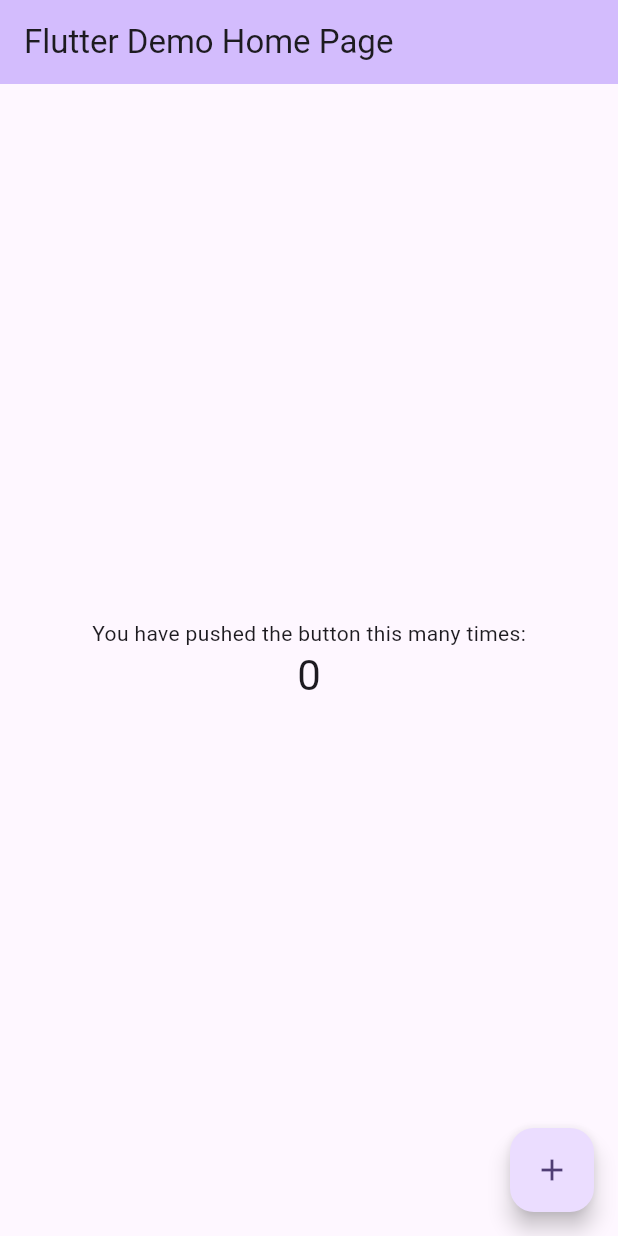
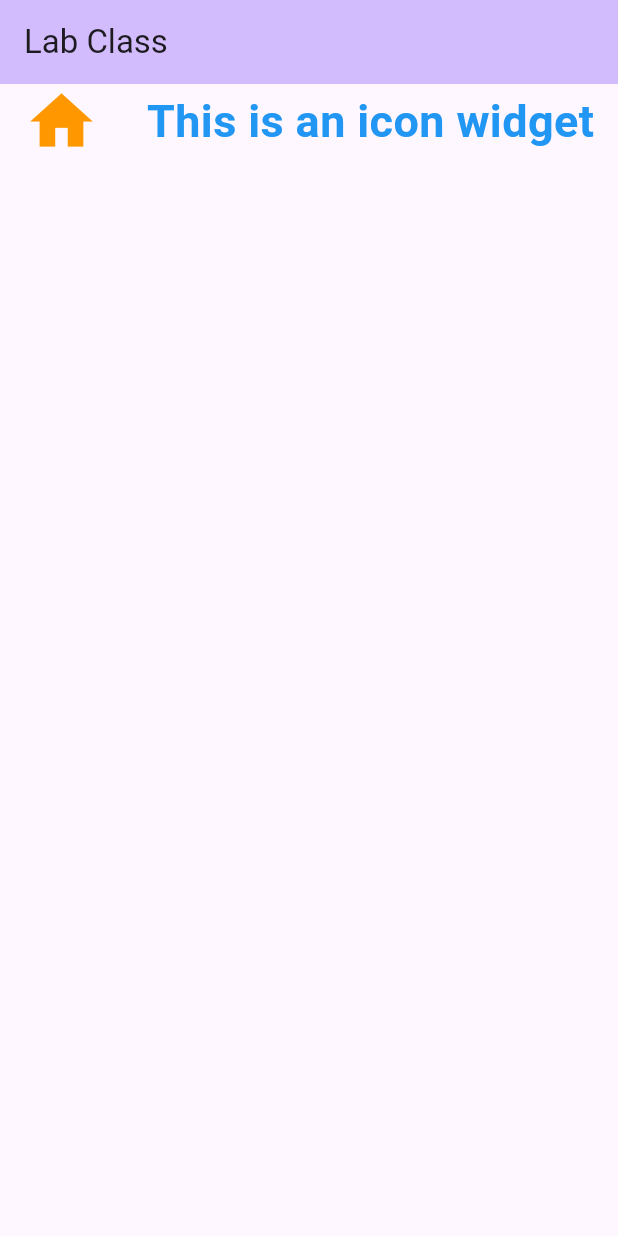
Before and after one commit to rostom17/my_app, a Flutter app: the screen it shows after launch, on a phone screen of 412 x 824 dp. Run offline on Flutter 3.47's test engine with Material 3 defaults, Android fonts, the phone set to English and light mode, and no system bars.

Commit message:
learned Row and Icon widget

```diff
--- a/lib/main.dart
+++ b/lib/main.dart
@@ -7,119 +7,48 @@ void main() {
 class MyApp extends StatelessWidget {
   const MyApp({super.key});
 
-  // This widget is the root of your application.
   @override
   Widget build(BuildContext context) {
     return MaterialApp(
+      debugShowCheckedModeBanner: false,
       title: 'Flutter Demo',
       theme: ThemeData(
-        // This is the theme of your application.
-        //
-        // TRY THIS: Try running your application with "flutter run". You'll see
-        // the application has a purple toolbar. Then, without quitting the app,
-        // try changing the seedColor in the colorScheme below to Colors.green
-        // and then invoke "hot reload" (save your changes or press the "hot
-        // reload" button in a Flutter-supported IDE, or press "r" if you used
-        // the command line to start the app).
-        //
-        // Notice that the counter didn't reset back to zero; the application
-        // state is not lost during the reload. To reset the state, use hot
-        // restart instead.
-        //
-        // This works for code too, not just values: Most code changes can be
-        // tested with just a hot reload.
         colorScheme: ColorScheme.fromSeed(seedColor: Colors.deepPurple),
         useMaterial3: true,
       ),
-      home: const MyHomePage(title: 'Flutter Demo Home Page'),
+      home: const MyHomePage(title: 'Lab Class'),
     );
   }
 }
 
-class MyHomePage extends StatefulWidget {
+class MyHomePage extends StatelessWidget {
   const MyHomePage({super.key, required this.title});
-
-  // This widget is the home page of your application. It is stateful, meaning
-  // that it has a State object (defined below) that contains fields that affect
-  // how it looks.
-
-  // This class is the configuration for the state. It holds the values (in this
-  // case the title) provided by the parent (in this case the App widget) and
-  // used by the build method of the State. Fields in a Widget subclass are
-  // always marked "final".
 
   final String title;
 
   @override
-  State<MyHomePage> createState() => _MyHomePageState();
-}
-
-class _MyHomePageState extends State<MyHomePage> {
-  int _counter = 0;
-
-  void _incrementCounter() {
-    setState(() {
-      // This call to setState tells the Flutter framework that something has
-      // changed in this State, which causes it to rerun the build method below
-      // so that the display can reflect the updated values. If we changed
-      // _counter without calling setState(), then the build method would not be
-      // called again, and so nothing would appear to happen.
-      _counter++;
-    });
-  }
-
-  @override
   Widget build(BuildContext context) {
-    // This method is rerun every time setState is called, for instance as done
-    // by the _incrementCounter method above.
-    //
-    // The Flutter framework has been optimized to make rerunning build methods
-    // fast, so that you can just rebuild anything that needs updating rather
-    // than having to individually change instances of widgets.
     return Scaffold(
       appBar: AppBar(
-        // TRY THIS: Try changing the color here to a specific color (to
-        // Colors.amber, perhaps?) and trigger a hot reload to see the AppBar
-        // change color while the other colors stay the same.
         backgroundColor: Theme.of(context).colorScheme.inversePrimary,
-        // Here we take the value from the MyHomePage object that was created by
-        // the App.build method, and use it to set our appbar title.
-        title: Text(widget.title),
+        title: Text(title),
       ),
-      body: Center(
-        // Center is a layout widget. It takes a single child and positions it
-        // in the middle of the parent.
-        child: Column(
-          // Column is also a layout widget. It takes a list of children and
-          // arranges them vertically. By default, it sizes itself to fit its
-          // children horizontally, and tries to be as tall as its parent.
-          //
-          // Column has various properties to control how it sizes itself and
-          // how it positions its children. Here we use mainAxisAlignment to
-          // center the children vertically; the main axis here is the vertical
-          // axis because Columns are vertical (the cross axis would be
-          // horizontal).
-          //
-          // TRY THIS: Invoke "debug painting" (choose the "Toggle Debug Paint"
-          // action in the IDE, or press "p" in the console), to see the
-          // wireframe for each widget.
-          mainAxisAlignment: MainAxisAlignment.center,
-          children: <Widget>[
-            const Text(
-              'You have pushed the button this many times:',
-            ),
-            Text(
-              '$_counter',
-              style: Theme.of(context).textTheme.headlineMedium,
-            ),
-          ],
-        ),
+      body: Row(
+        mainAxisAlignment: MainAxisAlignment.spaceAround,
+        children: [
+          Icon(
+            Icons.home,
+            size: 50,
+            color: Colors.orange,
+          ),
+          //const Spacer(),
+          Text(
+            "This is an icon widget",
+            style: TextStyle(
+                fontSize: 30, color: Colors.blue, fontWeight: FontWeight.bold),
+          ),
+        ],
       ),
-      floatingActionButton: FloatingActionButton(
-        onPressed: _incrementCounter,
-        tooltip: 'Increment',
-        child: const Icon(Icons.add),
-      ), // This trailing comma makes auto-formatting nicer for build methods.
     );
   }
 }
```
